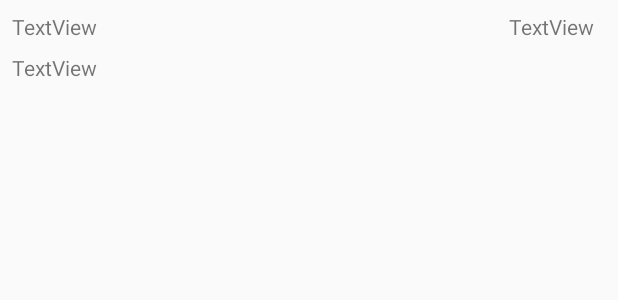
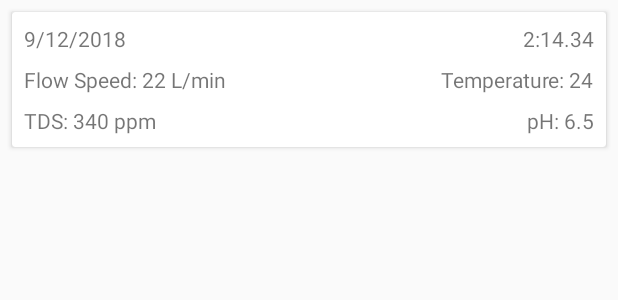
Before and after one commit to tSquaredd/WaterQuality, an Android app: the layout reading_log_item.xml on its own in the app's theme, with its tools: preview values and no code run, on a phone screen of 412 x 824 dp. Shown: the top 300 px of the screen. Run offline under Robolectric (Android 15) with nearby library versions, the phone set to English and light mode, and no system bars.

Commit message:
Log up and running

```diff
--- a/android/WaterQuality/app/src/main/java/com/tsquaredapplications/waterquality/MainActivity.kt
+++ b/android/WaterQuality/app/src/main/java/com/tsquaredapplications/waterquality/MainActivity.kt
@@ -19,9 +19,6 @@ class MainActivity : AppCompatActivity() {
 
         navController = findNavController(R.id.nav_host_fragment)
         setupNavigation()
-
-        setupActionBarWithNavController( navController)
-
     }
 
     private fun setupNavigation() {
--- a/android/WaterQuality/app/src/main/res/layout/fragment_readings.xml
+++ b/android/WaterQuality/app/src/main/res/layout/fragment_readings.xml
@@ -7,7 +7,7 @@
     android:layout_height="match_parent"
     tools:context=".presenters.ReadingsFragment"
     tools:layout_editor_absoluteY="81dp"
-    android:background="#777777">
+    android:background="@color/backgroundColor">
 
     <include
         android:id="@+id/flow_view"
--- a/android/WaterQuality/app/src/main/res/layout/reading_log_item.xml
+++ b/android/WaterQuality/app/src/main/res/layout/reading_log_item.xml
@@ -1,38 +1,79 @@
 <?xml version="1.0" encoding="utf-8"?>
-<androidx.constraintlayout.widget.ConstraintLayout xmlns:android="http://schemas.android.com/apk/res/android"
+<androidx.cardview.widget.CardView xmlns:android="http://schemas.android.com/apk/res/android"
     xmlns:app="http://schemas.android.com/apk/res-auto"
     xmlns:tools="http://schemas.android.com/tools"
     android:layout_width="match_parent"
+    android:layout_height="wrap_content"
+    android:layout_marginTop="8dp"
+    android:layout_marginRight="8dp"
+    android:layout_marginLeft="8dp"
+    android:background="#777777">
+
+    <androidx.constraintlayout.widget.ConstraintLayout
+        android:layout_width="match_parent"
         android:layout_height="match_parent">
 
-
         <TextView
-        android:id="@+id/textView"
+            android:id="@+id/date"
             android:layout_width="wrap_content"
             android:layout_height="wrap_content"
             android:layout_marginStart="8dp"
             android:layout_marginTop="8dp"
-        android:text="TextView"
             app:layout_constraintStart_toStartOf="parent"
-        app:layout_constraintTop_toTopOf="parent" />
+            app:layout_constraintTop_toTopOf="parent"
+            tools:text="9/12/2018" />
 
         <TextView
-        android:id="@+id/textView2"
+            android:id="@+id/time"
             android:layout_width="wrap_content"
             android:layout_height="wrap_content"
             android:layout_marginTop="8dp"
-        android:layout_marginEnd="16dp"
-        android:text="TextView"
+            android:layout_marginEnd="8dp"
             app:layout_constraintEnd_toEndOf="parent"
-        app:layout_constraintTop_toTopOf="parent" />
+            app:layout_constraintTop_toTopOf="parent"
+            tools:text="2:14.34" />
 
         <TextView
-        android:id="@+id/textView3"
+            android:id="@+id/flow"
             android:layout_width="wrap_content"
             android:layout_height="wrap_content"
             android:layout_marginStart="8dp"
             android:layout_marginTop="8dp"
-        android:text="TextView"
             app:layout_constraintStart_toStartOf="parent"
-        app:layout_constraintTop_toBottomOf="@+id/textView" />
+            app:layout_constraintTop_toBottomOf="@+id/date"
+            tools:text="Flow Speed: 22 L/min" />
+
+        <TextView
+            android:id="@+id/temp"
+            android:layout_width="wrap_content"
+            android:layout_height="wrap_content"
+            android:layout_marginTop="8dp"
+            android:layout_marginEnd="8dp"
+            app:layout_constraintEnd_toEndOf="parent"
+            app:layout_constraintTop_toBottomOf="@+id/time"
+            tools:text="Temperature: 24" />
+
+        <TextView
+            android:id="@+id/tds"
+            android:layout_width="wrap_content"
+            android:layout_height="wrap_content"
+            android:layout_marginStart="8dp"
+            android:layout_marginTop="8dp"
+            android:layout_marginBottom="8dp"
+            app:layout_constraintBottom_toBottomOf="parent"
+            app:layout_constraintStart_toStartOf="parent"
+            app:layout_constraintTop_toBottomOf="@+id/temp"
+            tools:text="TDS: 340 ppm" />
+
+        <TextView
+            android:id="@+id/ph"
+            android:layout_width="wrap_content"
+            android:layout_height="wrap_content"
+            android:layout_marginTop="8dp"
+            android:layout_marginEnd="8dp"
+            app:layout_constraintEnd_toEndOf="parent"
+            app:layout_constraintTop_toBottomOf="@+id/temp"
+            tools:text="pH: 6.5" />
+
     </androidx.constraintlayout.widget.ConstraintLayout>
+</androidx.cardview.widget.CardView>
--- a/android/WaterQuality/app/src/main/res/values/colors.xml
+++ b/android/WaterQuality/app/src/main/res/values/colors.xml
@@ -6,4 +6,5 @@
 
     <color name="selectedWhite">#FFFFFF</color>
     <color name="unselectedWhite">#CCCCCC</color>
+    <color name="backgroundColor">#777777</color>
 </resources>
--- a/android/WaterQuality/app/src/main/res/values/strings.xml
+++ b/android/WaterQuality/app/src/main/res/values/strings.xml
@@ -15,4 +15,9 @@
     <string name="flow_unit">L/min</string>
     <string name="tds_unit">ppm</string>
 
+    <string name="temp_log">Temperature: %1s\u00B0C</string>
+    <string name="flow_log">Flow Strength: %1s L/min</string>
+    <string name="tds_log">TDS: %1s ppm</string>
+    <string name="ph_log">pH: %1s</string>
+
 </resources>
```
Also changed, not shown: android/WaterQuality/app/src/main/java/com/tsquaredapplications/waterquality/adapters/ReadingLogAdapter.kt (added, +60 -0 lines), android/WaterQuality/app/src/main/java/com/tsquaredapplications/waterquality/presenters/HistoryLogFragment.kt (+32 -0 lines), android/WaterQuality/app/src/main/res/layout/fragment_history_log.xml (+6 -6 lines). Lines whose indentation alone changed are shown as unchanged.
